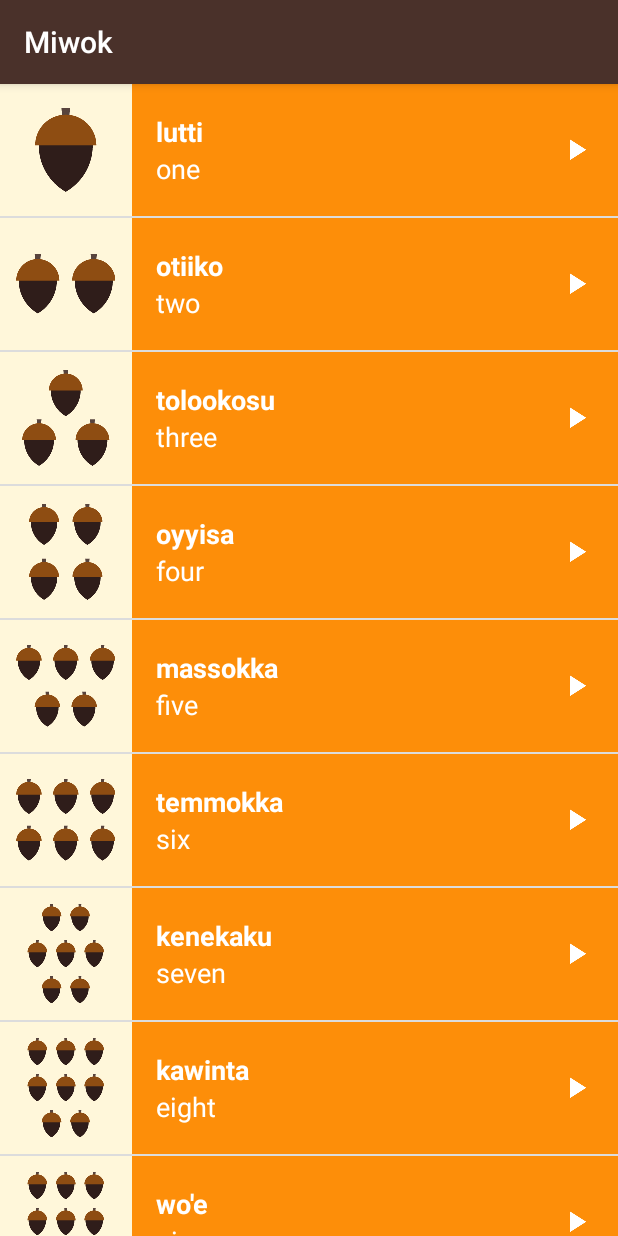
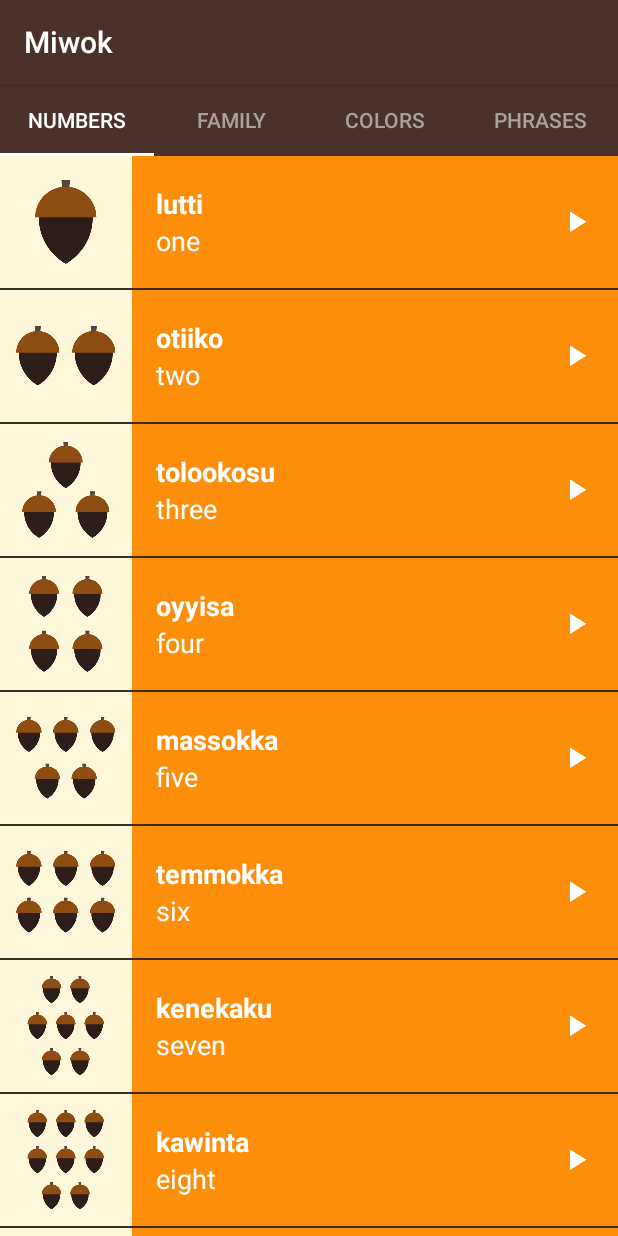
Before and after one commit to carlosughini/Udacity-Android-Basics-Multiscreen-Apps, an Android app: the screen it shows after launch (MainActivity), on a phone screen of 412 x 824 dp. Run offline under Robolectric (Android 15) with nearby library versions, the phone set to English and light mode, and no system bars.

Commit message:
Finished app with View Pager and TabLayout

```diff
--- a/app/build.gradle
+++ b/app/build.gradle
@@ -26,4 +26,5 @@ dependencies {
     implementation 'com.android.support:appcompat-v7:23.4.0'
     implementation 'com.android.support:support-v4:23.4.0'
     implementation 'com.android.support:design:23.4.0'
+
 }
--- a/app/src/main/java/com/example/android/miwok/MainActivity.java
+++ b/app/src/main/java/com/example/android/miwok/MainActivity.java
@@ -17,14 +17,15 @@ package com.example.android.miwok;
 
 import android.content.Intent;
 import android.os.Bundle;
+import android.support.design.widget.TabLayout;
+import android.support.v4.view.PagerAdapter;
 import android.support.v4.view.ViewPager;
+import android.support.v7.app.ActionBar;
 import android.support.v7.app.AppCompatActivity;
 import android.view.View;
 import android.widget.TextView;
 
 public class MainActivity extends AppCompatActivity {
-
-    WordPagerAdapter mWordAdapter;
 
     @Override
     protected void onCreate(Bundle savedInstanceState) {
@@ -33,11 +34,19 @@ public class MainActivity extends AppCompatActivity {
         // Set the content of the activity to use the activity_main.xml layout file
         setContentView(R.layout.view_pager);
 
-        mWordAdapter = new WordPagerAdapter(getSupportFragmentManager());
-
+        // Acha o view pager que habilitará o usuário a deslizar entre os fragments
         ViewPager viewPager = (ViewPager) findViewById(R.id.viewPager);
 
+        // Cria um adapter que siaba qual fragment deve ser mostrado em cada página
+        WordPagerAdapter mWordAdapter = new WordPagerAdapter(this, getSupportFragmentManager());
+
+        // Seta o adapter no view pager
         viewPager.setAdapter(mWordAdapter);
+
+        // Give the TabLayout the ViewPager
+        TabLayout tabLayout = (TabLayout) findViewById(R.id.tabLayout);
+
+        tabLayout.setupWithViewPager(viewPager);
 
         /*
         TextView numbers = (TextView) findViewById(R.id.numbers);
--- a/app/src/main/java/com/example/android/miwok/WordPagerAdapter.java
+++ b/app/src/main/java/com/example/android/miwok/WordPagerAdapter.java
@@ -1,13 +1,20 @@
 package com.example.android.miwok;
 
+import android.content.Context;
 import android.support.v4.app.Fragment;
 import android.support.v4.app.FragmentManager;
 import android.support.v4.app.FragmentPagerAdapter;
 
 public class WordPagerAdapter extends FragmentPagerAdapter {
 
-    public WordPagerAdapter(FragmentManager fm) {
+    // Contexto do aplicativo
+    private Context mContext;
+
+    private String tabTitles[] = new String[] {"Numbers","Family","Colors","Phrases"};
+
+    public WordPagerAdapter(Context context, FragmentManager fm) {
         super(fm);
+        mContext = context;
     }
 
     @Override
@@ -27,6 +34,22 @@ public class WordPagerAdapter extends FragmentPagerAdapter {
     }
 
     @Override
+    public CharSequence getPageTitle(int position) {
+        switch (position) {
+            case 0:
+                return mContext.getString(R.string.category_numbers);
+            case 1:
+                return mContext.getString(R.string.category_family);
+            case 2:
+                return mContext.getString(R.string.category_colors);
+            case 3:
+                return mContext.getString(R.string.category_phrases);
+            default:
+                return null;
+        }
+    }
+
+    @Override
     public int getCount() {
         return 4;
     }
--- a/app/src/main/res/layout/view_pager.xml
+++ b/app/src/main/res/layout/view_pager.xml
@@ -1,10 +1,19 @@
 <?xml version="1.0" encoding="utf-8"?>
-<LinearLayout
-    xmlns:android="http://schemas.android.com/apk/res/android"
+<LinearLayout xmlns:android="http://schemas.android.com/apk/res/android"
+    xmlns:app="http://schemas.android.com/apk/res-auto"
+    xmlns:tools="http://schemas.android.com/tools"
     android:id="@+id/content"
     android:orientation="vertical"
+    android:background="@color/primary_color"
     android:layout_width="match_parent"
-    android:layout_height="match_parent">
+    android:layout_height="match_parent"
+    tools:context="com.example.android.miwok.MainActivity">
+
+    <android.support.design.widget.TabLayout
+        android:id="@+id/tabLayout"
+        style="@style/CategoryTab"
+        android:layout_width="match_parent"
+        android:layout_height="wrap_content"/>
 
     <android.support.v4.view.ViewPager
         android:id="@+id/viewPager"
--- a/app/src/main/res/values/colors.xml
+++ b/app/src/main/res/values/colors.xml
@@ -34,4 +34,7 @@
 
     <!-- Background color for the phrases category -->
     <color name="category_phrases">#16AFCA</color>
+
+    <!-- Color for the tab unseleted text -->
+    <color name="tab_unselected_text">#A8A19E</color>
 </resources>
--- a/app/src/main/res/values/strings.xml
+++ b/app/src/main/res/values/strings.xml
@@ -26,5 +26,5 @@
     <string name="category_numbers">Numbers</string>
 
     <!-- Category name for the vocabulary words for family members [CHAR LIMIT=20] -->
-    <string name="category_family">Family Members</string>
+    <string name="category_family">Family</string>
 </resources>
--- a/app/src/main/res/values/styles.xml
+++ b/app/src/main/res/values/styles.xml
@@ -30,4 +30,19 @@
         <item name="android:textStyle">bold</item>
         <item name="android:textAppearance">?android:textAppearanceMedium</item>
     </style>
+
+    <!-- Estilo para uma aba que mostra uma categoria de nome -->
+    <style name="CategoryTab" parent="Widget.Design.TabLayout">
+        <item name="tabIndicatorColor">@android:color/white</item>
+        <item name="tabSelectedTextColor">@android:color/white</item>
+        <item name="tabTextAppearance">@style/CategoryTabTextAppearance</item>
+    </style>
+
+    <!-- Aparência do estilo do texto para uma categoria de aba -->
+    <style name="CategoryTabTextAppearance" parent="TextAppearance.Design.Tab">
+        <item name="android:textColor">#A8A19E</item>
+    </style>
+
+
+
 </resources>
```
